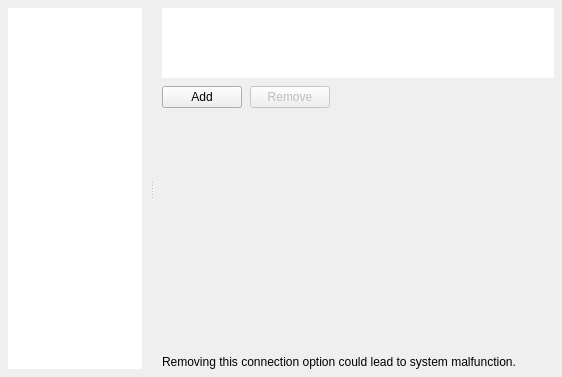
First picture: the form in client/libclient/src/ui/widgets/system_settings/routing_management_widget.ui, repository networkoptix/nx_open, before the edit.
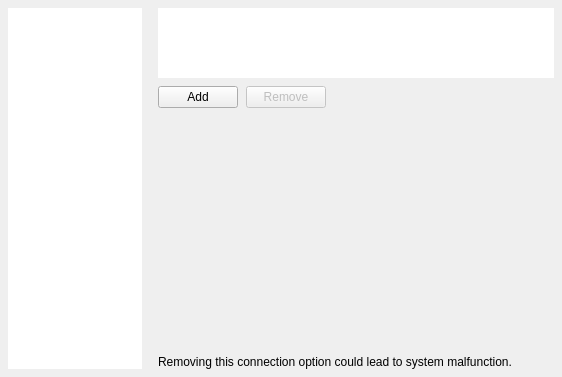
Second picture: the form after the edit. Custom widgets are drawn as their Qt base class.

Patch:
```diff
--- a/client/libclient/src/ui/widgets/system_settings/routing_management_widget.ui
+++ b/client/libclient/src/ui/widgets/system_settings/routing_management_widget.ui
@@ -31,6 +31,9 @@
      <property name="orientation">
       <enum>Qt::Horizontal</enum>
      </property>
+     <property name="handleWidth">
+      <number>0</number>
+     </property>
      <property name="childrenCollapsible">
       <bool>false</bool>
      </property>
```
